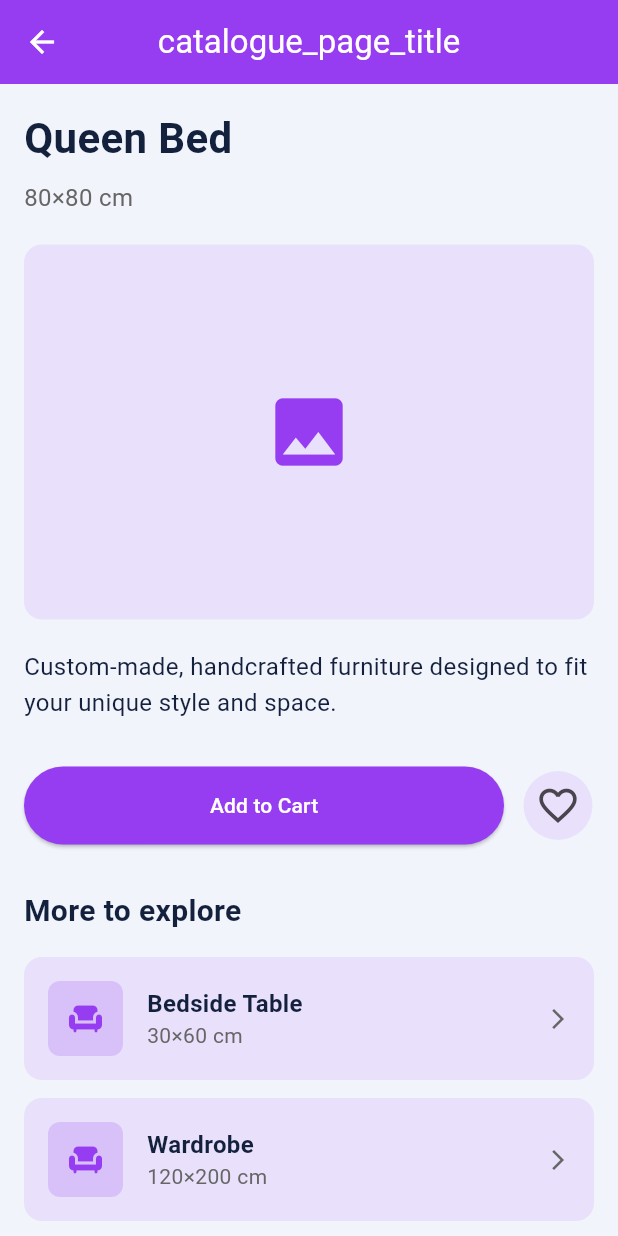
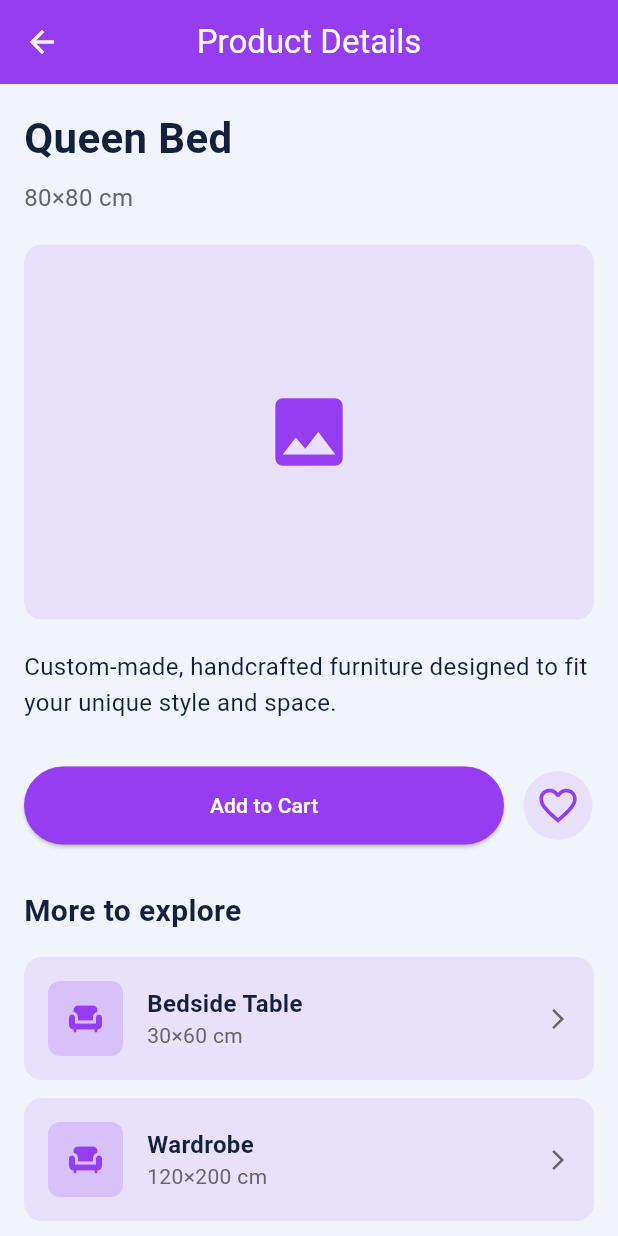
Before and after one commit to pantrytree/AR-App, a Flutter app: the CatalogueItemPage screen opened by its route, on a phone screen of 412 x 824 dp. Run offline on Flutter 3.47's test engine with Material 3 defaults, Android fonts, the light colour scheme and no system bars.

Commit message:
added viewmodel code and used Shae's colors

```diff
--- a/lib/utils/text_components.dart
+++ b/lib/utils/text_components.dart
@@ -1,88 +1,88 @@
 class TextComponents {
   // App Titles
-  static const String appTitle = "app_title";
+  static const String appTitle = "Roomantic";
 
   // Side Menu Labels
-  static const String menuHome = "menu_home";
-  static const String menuCatalogue = "menu_catalogue";
-  static const String menuLikes = "menu_likes";
-  static const String menuProjects = "menu_projects";
-  static const String menuSettings = "menu_settings";
-  static const String menuHelp = "menu_help";
-  static const String menuForgotPassword = "menu_forgot_password";
-  static const String menuEditProfile = "menu_edit_profile";
-  static const String menuLogout = "menu_logout";
+  static const String menuHome = "Home";
+  static const String menuCatalogue = "Catalogue";
+  static const String menuLikes = "My Likes";
+  static const String menuProjects = "My Projects";
+  static const String menuSettings = "Settings";
+  static const String menuHelp = "Help & Support";
+  static const String menuForgotPassword = "Forgot Password";
+  static const String menuEditProfile = "Edit Profile";
+  static const String menuLogout = "Logout";
 
   // User related
-  static const String userGreeting = "user_greeting";
+  static const String userGreeting = "Hello!";
 
   // Bottom Nav Labels
-  static const String navHome = "nav_home";
-  static const String navArView = "nav_ar_view";
-  static const String navCart = "nav_cart";
-  static const String navFavorites = "nav_favorites";
-  static const String navProfile = "nav_profile";
+  static const String navHome = "Home";
+  static const String navArView = "AR View";
+  static const String navCart = "Cart";
+  static const String navFavorites = "Favorites";
+  static const String navProfile = "Profile";
 
   // Page Headings
-  static const String homePageTitle = "home_page_title";
-  static const String arViewTitle = "ar_view_title";
-  static const String cartPageTitle = "cart_page_title";
-  static const String profilePageTitle = "profile_page_title";
-  static const String cataloguePageTitle = "catalogue_page_title";
-  static const String forgotPasswordTitle = "forgot_password_title";
-  static const String resetPasswordTitle = "reset_password_title";
-  static const String logoutTitle = "logout_title";
-  static const String favoritesTitle = "favorites_title";
+  static const String homePageTitle = "Home";
+  static const String arViewTitle = "AR View";
+  static const String cartPageTitle = "Shopping Cart";
+  static const String profilePageTitle = "My Profile";
+  static const String cataloguePageTitle = "Product Details";
+  static const String forgotPasswordTitle = "Reset Password";
+  static const String resetPasswordTitle = "Reset Password";
+  static const String logoutTitle = "Logout";
+  static const String favoritesTitle = "My Favorites";
 
   // Home Screen
-  static const String homeGreeting = "home_greeting";
-  static const String homeWelcome = "home_welcome";
-  static const String searchPlaceholder = "search_placeholder";
-  static const String recentlyUsedTitle = "recently_used_title";
-  static const String recentlyUsedSubtitle = "recently_used_subtitle";
-  static const String allRoomsTitle = "all_rooms_title";
+  static const String homeGreeting = "Welcome back!";
+  static const String homeWelcome = "Let's design your dream space";
+  static const String searchPlaceholder = "Search furniture...";
+  static const String recentlyUsedTitle = "Recently Used";
+  static const String recentlyUsedSubtitle = "Your recent items";
+  static const String allRoomsTitle = "All Rooms";
 
   // Recently Used Items
-  static const String recentItemBeigeCouch = "recent_item_beige_couch";
-  static const String recentItemPinkBed = "recent_item_pink_bed";
-  static const String recentItemSilver = "recent_item_silver";
+  static const String recentItemBeigeCouch = "Beige Couch";
+  static const String recentItemPinkBed = "Pink Bed";
+  static const String recentItemSilver = "Silver Lamp";
 
   // Room Categories
-  static const String roomCategoryLiving = "room_category_living";
-  static const String roomCategoryBedroom = "room_category_bedroom";
-  static const String roomCategoryKitchen = "room_category_kitchen";
-  static const String roomCategoryOffice = "room_category_office";
+  static const String roomCategoryLiving = "Living Room";
+  static const String roomCategoryBedroom = "Bedroom";
+  static const String roomCategoryKitchen = "Kitchen";
+  static const String roomCategoryOffice = "Office";
 
   // Forgot Password Page
-  static const String forgotPasswordDescription = "forgot_password_description";
-  static const String emailFieldLabel = "email_field_label";
-  static const String emailFieldHint = "email_field_hint";
-  static const String sendResetLinkButton = "send_reset_link_button";
-  static const String noAccountText = "no_account_text";
-  static const String signUpButton = "sign_up_button";
+  static const String forgotPasswordDescription = "Enter your email address and we'll send you a link to reset your password.";
+  static const String emailFieldLabel = "Email Address";
+  static const String emailFieldHint = "your@email.com";
+  static const String sendResetLinkButton = "Send Reset Link";
+  static const String noAccountText = "Don't have an account?";
+  static const String signUpButton = "Sign Up";
 
   // Logout Page
-  static const String logoutConfirmationQuestion = "logout_confirmation_question";
-  static const String logoutDescription = "logout_description";
-  static const String cancelButton = "cancel_button";
-  static const String logoutButton = "logout_button";
+  static const String logoutConfirmationQuestion = "Are you sure you want to logout?";
+  static const String logoutDescription = "You will need to log in again to access your projects and favorites.";
+  static const String cancelButton = "Cancel";
+  static const String logoutButton = "Logout";
 
   // AR View Page
-  static const String arViewPlaceholder = "ar_view_placeholder";
+  static const String arViewPlaceholder = "AR View - Place your furniture in real world";
 
   // Product Details
-  static const String productQueenBedTitle = "product_queen_bed_title";
-  static const String productQueenBedDimensions = "product_queen_bed_dimensions";
-  static const String productQueenBedDescription = "product_queen_bed_description";
+  static const String productQueenBedTitle = "Queen Bed";
+  static const String productQueenBedDimensions = "80×80 cm";
+  static const String productQueenBedDescription = "Custom-made, handcrafted furniture designed to fit your unique style and space.";
 
-  static const String productBedsideTableTitle = "product_bedside_table_title";
-  static const String productBedsideTableDimensions = "product_bedside_table_dimensions";
+  static const String productBedsideTableTitle = "Bedside Table";
+  static const String productBedsideTableDimensions = "30×60 cm";
 
-  static const String productWardrobeTitle = "product_wardrobe_title";
-  static const String productWardrobeDimensions = "product_wardrobe_dimensions";
+  static const String productWardrobeTitle = "Wardrobe";
+  static const String productWardrobeDimensions = "120×200 cm";
 
-  static const String productDresserTitle = "product_dresser_title";
-  static const String productDresserDimensions = "product_dresser_dimensions";
+  static const String productDresserTitle = "Dresser";
+  static const String productDresserDimensions = "40×80 cm";
 
-  static const String moreToExploreTitle = "more_to_explore_title";
+  static const String moreToExploreTitle = "More to explore";
 }
--- a/lib/views/catalogue_item_page.dart
+++ b/lib/views/catalogue_item_page.dart
@@ -1,8 +1,9 @@
 import 'package:flutter/material.dart';
 import '/utils/colors.dart';
 import '/utils/text_components.dart';
+import '/viewmodels/catalogue_item_viewmodel.dart';
 
-class CatalogueItemPage extends StatelessWidget {
+class CatalogueItemPage extends StatefulWidget {
   final String? productId;
 
   const CatalogueItemPage({
@@ -11,8 +12,29 @@ class CatalogueItemPage extends StatelessWidget {
   });
 
   @override
+  State<CatalogueItemPage> createState() => _CatalogueItemPageState();
+}
+
+class _CatalogueItemPageState extends State<CatalogueItemPage> {
+  late final CatalogueItemViewModel _viewModel;
+
+  @override
+  void initState() {
+    super.initState();
+    _viewModel = CatalogueItemViewModel(productId: widget.productId);
+    _viewModel.addListener(_onViewModelChanged);
+  }
+
+  void _onViewModelChanged() => setState(() {});
+
+  @override
+  void dispose() {
+    _viewModel.removeListener(_onViewModelChanged);
+    super.dispose();
+  }
+
+  @override
   Widget build(BuildContext context) {
-    // needs backend
     return Scaffold(
       appBar: AppBar(
         title: Text(TextComponents.cataloguePageTitle),
@@ -26,7 +48,7 @@ class CatalogueItemPage extends StatelessWidget {
           children: [
             // Product Title and Dimensions
             Text(
-              "Queen Bed",
+              _viewModel.productTitle,
               style: TextStyle(
                 fontSize: 28,
                 fontWeight: FontWeight.bold,
@@ -35,7 +57,7 @@ class CatalogueItemPage extends StatelessWidget {
             ),
             const SizedBox(height: 8),
             Text(
-              "80×80 cm",
+              _viewModel.productDimensions,
               style: TextStyle(
                 fontSize: 16,
                 color: AppColors.textLight,
@@ -48,7 +70,7 @@ class CatalogueItemPage extends StatelessWidget {
               height: 250,
               width: double.infinity,
               decoration: BoxDecoration(
-                color: AppColors.primary.withOpacity(0.1),
+                color: AppColors.primaryPurple.withOpacity(0.1),
                 borderRadius: BorderRadius.circular(12),
               ),
               child: Icon(
@@ -61,7 +83,7 @@ class CatalogueItemPage extends StatelessWidget {
 
             // Product Description
             Text(
-              "Custom-made, handcrafted furniture designed to fit your unique style and space.",
+              _viewModel.productDescription,
               style: TextStyle(
                 fontSize: 16,
                 color: AppColors.textDark,
@@ -75,9 +97,7 @@ class CatalogueItemPage extends StatelessWidget {
               children: [
                 Expanded(
                   child: ElevatedButton(
-                    onPressed: () {
-                      // Backend: Add to cart functionality
-                    },
+                    onPressed: _viewModel.addToCart,
                     style: ElevatedButton.styleFrom(
                       backgroundColor: AppColors.primaryPurple,
                       foregroundColor: Colors.white,
@@ -88,12 +108,14 @@ class CatalogueItemPage extends StatelessWidget {
                 ),
                 const SizedBox(width: 12),
                 IconButton(
-                  onPressed: () {
-                    // Backend: Add to favorites functionality
-                  },
-                  icon: Icon(Icons.favorite_border, size: 30),
+                  onPressed: _viewModel.toggleFavorite,
+                  icon: Icon(
+                    _viewModel.isFavorite ? Icons.favorite : Icons.favorite_border,
+                    size: 30,
+                    color: _viewModel.isFavorite ? Colors.red : AppColors.primaryPurple,
+                  ),
                   style: IconButton.styleFrom(
-                    backgroundColor: AppColors.primary.withOpacity(0.1),
+                    backgroundColor: AppColors.primaryPurple.withOpacity(0.1),
                   ),
                 ),
               ],
@@ -102,7 +124,7 @@ class CatalogueItemPage extends StatelessWidget {
 
             // Related Items Section
             Text(
-              "More to explore",
+              TextComponents.moreToExploreTitle,
               style: TextStyle(
                 fontSize: 20,
                 fontWeight: FontWeight.bold,
@@ -112,29 +134,25 @@ class CatalogueItemPage extends StatelessWidget {
             const SizedBox(height: 16),
 
             // Related Items
-            _buildRelatedItem("Bedside Table", "30×60 cm", context),
-            const SizedBox(height: 12),
-            _buildRelatedItem("Wardrobe", "120×200 cm", context),
-            const SizedBox(height: 12),
-            _buildRelatedItem("Dresser", "40×80 cm", context),
+            ..._viewModel.relatedItems.map((item) =>
+                _buildRelatedItem(
+                    item["title"]!,
+                    item["dimensions"]!,
+                    item["id"]!,
+                    context
+                )
+            ),
           ],
         ),
       ),
     );
   }
 
-  Widget _buildRelatedItem(String title, String dimensions, BuildContext context) {
+  Widget _buildRelatedItem(String title, String dimensions, String productId, BuildContext context) {
     return GestureDetector(
-      onTap: () {
-        // Navigate to another product detail page
-        Navigator.push(
-          context,
-          MaterialPageRoute(
-            builder: (context) => CatalogueItemPage(productId: "related_item_id"),
-          ),
-        );
-      },
+      onTap: () => _viewModel.navigateToRelatedItem(context, productId),
       child: Container(
+        margin: const EdgeInsets.only(bottom: 12),
         padding: const EdgeInsets.all(16),
         decoration: BoxDecoration(
           color: AppColors.primaryPurple.withOpacity(0.1),
--- a/lib/views/home_page.dart
+++ b/lib/views/home_page.dart
@@ -46,7 +46,7 @@ class _HomePageState extends State<HomePage> {
   }
 
   late final List<Widget> _pages = [
-    const HomeScreen(),
+    HomeScreen(viewModel: _viewModel),
     _buildPlaceholderPage(TextComponents.arViewTitle),
     _buildPlaceholderPage(TextComponents.cartPageTitle),
     _buildPlaceholderPage(TextComponents.favoritesTitle),
@@ -71,7 +71,9 @@ class _HomePageState extends State<HomePage> {
 }
 
 class HomeScreen extends StatelessWidget {
-  const HomeScreen({super.key});
+  final HomeViewModel viewModel;
+
+  const HomeScreen({super.key, required this.viewModel});
 
   @override
   Widget build(BuildContext context) {
@@ -85,9 +87,9 @@ class HomeScreen extends StatelessWidget {
               // Header with greeting
               const HomeHeader(),
               // Recently Used Section
-              const RecentlyUsedSection(),
+              RecentlyUsedSection(viewModel: viewModel),
               // All Rooms Section
-              const AllRoomsSection(),
+              AllRoomsSection(viewModel: viewModel),
               const SizedBox(height: 20),
             ],
           ),
@@ -131,12 +133,12 @@ class HomeHeader extends StatelessWidget {
 }
 
 class RecentlyUsedSection extends StatelessWidget {
-  const RecentlyUsedSection({super.key});
+  final HomeViewModel viewModel;
+
+  const RecentlyUsedSection({super.key, required this.viewModel});
 
   @override
   Widget build(BuildContext context) {
-    final HomeViewModel viewModel = HomeViewModel();
-
     return Padding(
       padding: const EdgeInsets.symmetric(horizontal: 20),
       child: Column(
@@ -156,7 +158,7 @@ class RecentlyUsedSection extends StatelessWidget {
             child: Row(
               children: [
                 ...viewModel.recentlyUsedItems.map((item) =>
-                    _buildRecentlyUsedItem(item["title"]!, item["id"]!, context, viewModel)
+                    _buildRecentlyUsedItem(item["title"]!, item["id"]!, context)
                 ),
               ],
             ),
@@ -166,7 +168,7 @@ class RecentlyUsedSection extends StatelessWidget {
     );
   }
 
-  Widget _buildRecentlyUsedItem(String title, String itemId, BuildContext context, HomeViewModel viewModel) {
+  Widget _buildRecentlyUsedItem(String title, String itemId, BuildContext context) {
     return GestureDetector(
       onTap: () => viewModel.navigateToCatalogueItem(context),
       child: Container(
@@ -193,12 +195,12 @@ class RecentlyUsedSection extends StatelessWidget {
 }
 
 class AllRoomsSection extends StatelessWidget {
-  const AllRoomsSection({super.key});
+  final HomeViewModel viewModel;
+
+  const AllRoomsSection({super.key, required this.viewModel});
 
   @override
   Widget build(BuildContext context) {
-    final HomeViewModel viewModel = HomeViewModel();
-
     return Padding(
       padding: const EdgeInsets.symmetric(horizontal: 20),
       child: Column(
@@ -218,7 +220,7 @@ class AllRoomsSection extends StatelessWidget {
           Container(
             padding: const EdgeInsets.symmetric(horizontal: 16),
             decoration: BoxDecoration(
-              color: AppColors.primaryDarkBlue.withOpacity(0.1),
+              color: AppColors.textFieldBackground,
               borderRadius: BorderRadius.circular(12),
             ),
             child: TextField(
@@ -240,7 +242,7 @@ class AllRoomsSection extends StatelessWidget {
             childAspectRatio: 1.5,
             children: [
               ...viewModel.roomCategories.map((category) =>
-                  _buildRoomCategory(category["title"]!, category["id"]!, context, viewModel)
+                  _buildRoomCategory(category["title"]!, category["id"]!, context)
               ),
             ],
           ),
@@ -249,7 +251,7 @@ class AllRoomsSection extends StatelessWidget {
     );
   }
 
-  Widget _buildRoomCategory(String category, String categoryId, BuildContext context, HomeViewModel viewModel) {
+  Widget _buildRoomCategory(String category, String categoryId, BuildContext context) {
     return GestureDetector(
       onTap: () => viewModel.navigateToCatalogue(context),
       child: Container(
```
